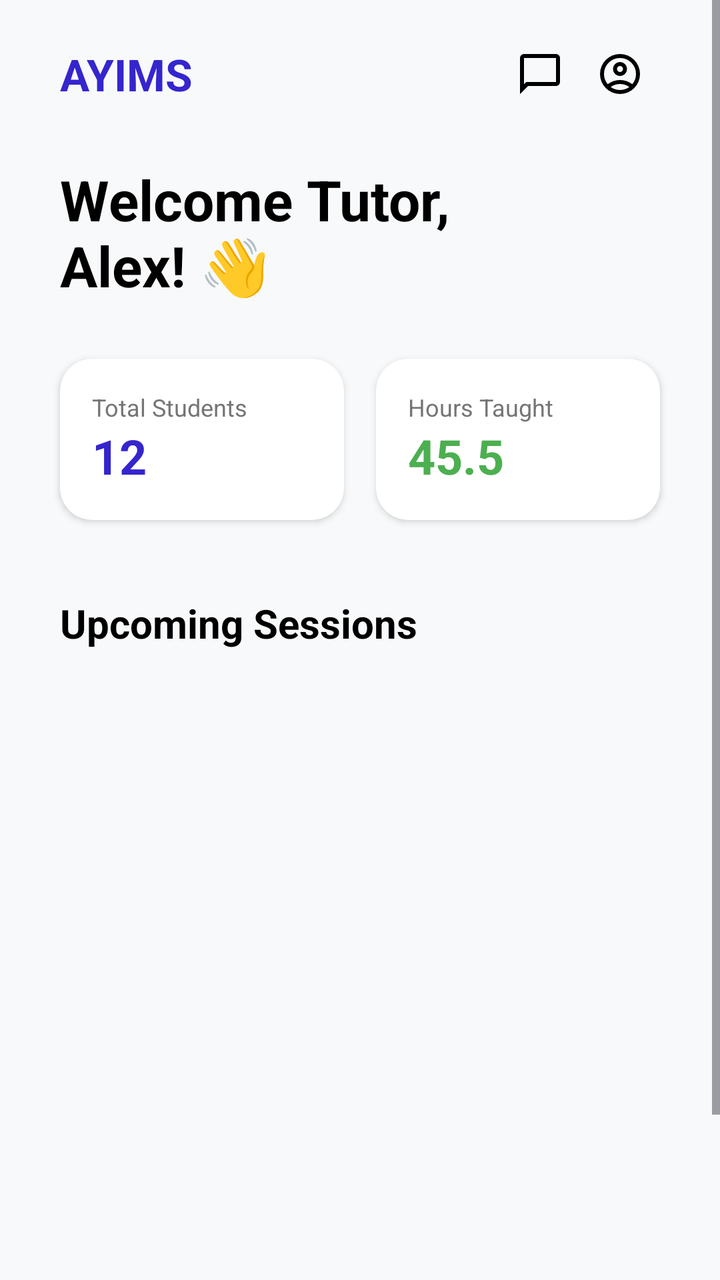
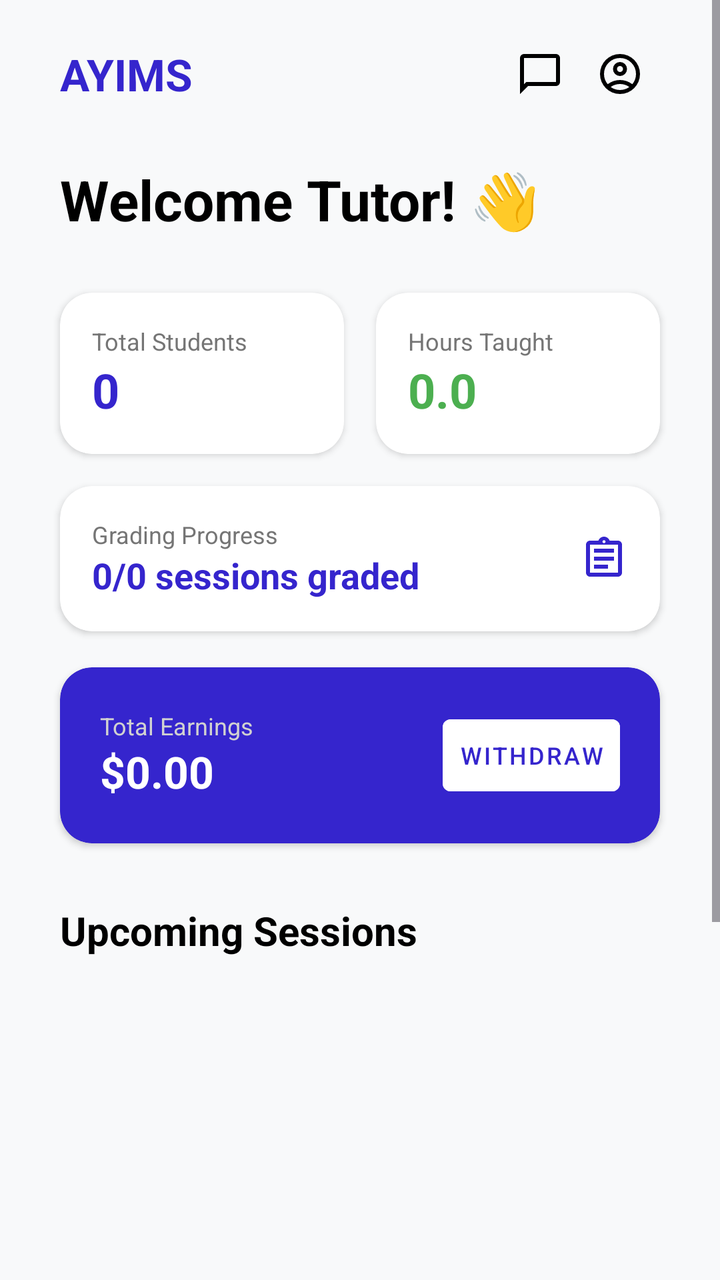

The first picture is an Android layout as it rendered before a commit; the second is the same layout after the commit. The layout source and the unified diff follow.
<!-- AndroidManifest.xml: application theme Theme.MyTutor -->
<!-- res/layout/fragment_tutor_home.xml -->
<?xml version="1.0" encoding="utf-8"?>
<ScrollView xmlns:android="http://schemas.android.com/apk/res/android"
    xmlns:tools="http://schemas.android.com/tools"
    android:layout_width="match_parent"
    android:layout_height="match_parent"
    xmlns:app="http://schemas.android.com/apk/res-auto"
    android:background="#F8F9FA"
    tools:context=".TutorHomeFragment">

    <LinearLayout
        android:layout_width="match_parent"
        android:layout_height="wrap_content"
        android:orientation="vertical">

        
        <LinearLayout
            android:layout_width="match_parent"
            android:layout_height="wrap_content"
            android:layout_marginTop="17dp"
            android:layout_marginHorizontal="30dp"
            android:gravity="center_vertical"
            android:orientation="horizontal">
            <TextView
                android:layout_width="0dp"
                android:layout_weight="1"
                android:layout_height="wrap_content"
                android:textColor="@color/btn"
                android:text="AYIMS"
                android:textStyle="bold"
                android:textSize="22sp"/>

            <TextView
                android:id="@+id/chatIcon"
                android:layout_width="wrap_content"
                android:layout_height="wrap_content"
                android:padding="8dp"
                app:drawableStartCompat="@drawable/outline_chat_bubble_24"
                app:drawableTint="@color/black"/>

            <TextView
                android:id="@+id/profileIcon"
                android:layout_width="wrap_content"
                android:layout_height="wrap_content"
                android:padding="8dp"
                android:clickable="true"
                android:focusable="true"
                app:drawableStartCompat="@drawable/outline_account_circle_24"
                app:drawableTint="@color/black"/>
        </LinearLayout>

        <TextView
            android:id="@+id/welcomeText"
            android:layout_width="wrap_content"
            android:layout_height="wrap_content"
            android:textSize="28sp"
            android:textStyle="bold"
            android:layout_marginTop="24dp"
            android:layout_marginStart="30dp"
            android:textColor="@color/black"
            android:text="Welcome Tutor, \nAlex! 👋"/>

        
        <GridLayout
            android:layout_width="match_parent"
            android:layout_height="wrap_content"
            android:columnCount="2"
            android:rowCount="1"
            android:layout_marginTop="20dp"
            android:layout_marginHorizontal="22dp">

            <androidx.cardview.widget.CardView
                android:layout_width="0dp"
                android:layout_height="wrap_content"
                android:layout_columnWeight="1"
                android:layout_margin="8dp"
                app:cardCornerRadius="16dp"
                app:cardElevation="2dp">
                <LinearLayout
                    android:layout_width="match_parent"
                    android:layout_height="wrap_content"
                    android:orientation="vertical"
                    android:padding="16dp">
                    <TextView
                        android:layout_width="wrap_content"
                        android:layout_height="wrap_content"
                        android:text="Total Students"
                        android:textSize="12sp"
                        android:textColor="#757575"/>
                    <TextView
                        android:id="@+id/totalStudentsCount"
                        android:layout_width="wrap_content"
                        android:layout_height="wrap_content"
                        android:text="12"
                        android:textSize="24sp"
                        android:textStyle="bold"
                        android:textColor="@color/btn"/>
                </LinearLayout>
            </androidx.cardview.widget.CardView>

            <androidx.cardview.widget.CardView
                android:layout_width="0dp"
                android:layout_height="wrap_content"
                android:layout_columnWeight="1"
                android:layout_margin="8dp"
                app:cardCornerRadius="16dp"
                app:cardElevation="2dp">
                <LinearLayout
                    android:layout_width="match_parent"
                    android:layout_height="wrap_content"
                    android:orientation="vertical"
                    android:padding="16dp">
                    <TextView
                        android:layout_width="wrap_content"
                        android:layout_height="wrap_content"
                        android:text="Hours Taught"
                        android:textSize="12sp"
                        android:textColor="#757575"/>
                    <TextView
                        android:id="@+id/hoursTaughtCount"
                        android:layout_width="wrap_content"
                        android:layout_height="wrap_content"
                        android:text="45.5"
                        android:textSize="24sp"
                        android:textStyle="bold"
                        android:textColor="#4CAF50"/>
                </LinearLayout>
            </androidx.cardview.widget.CardView>

        </GridLayout>














































        <TextView
            android:layout_width="wrap_content"
            android:layout_height="wrap_content"
            android:text="Upcoming Sessions"
            android:textSize="20sp"
            android:textStyle="bold"
            android:layout_marginTop="30dp"
            android:layout_marginStart="30dp"
            android:textColor="@color/black"/>

        <ListView
            android:id="@+id/tutorSessionListView"
            android:layout_width="match_parent"
            android:layout_height="400dp"
            android:layout_marginHorizontal="22dp"
            android:layout_marginTop="10dp"
            android:divider="@null"
            android:dividerHeight="0dp"
            tools:listitem="@layout/sessioninfor"/>
    </LinearLayout>

</ScrollView>
<!-- res/layout/sessioninfor.xml (included above) -->
<?xml version="1.0" encoding="utf-8"?>
<androidx.cardview.widget.CardView
    xmlns:android="http://schemas.android.com/apk/res/android"
    xmlns:app="http://schemas.android.com/apk/res-auto"
    android:layout_width="match_parent"
    android:layout_height="wrap_content"
    android:layout_marginHorizontal="8dp"
    android:layout_marginVertical="6dp"
    app:cardCornerRadius="16dp"
    app:cardElevation="4dp"
    app:cardBackgroundColor="@color/white">

    <LinearLayout
        android:layout_width="match_parent"
        android:layout_height="wrap_content"
        android:orientation="horizontal"
        android:padding="16dp"
        android:gravity="center_vertical">

        
        <androidx.cardview.widget.CardView
            android:layout_width="56dp"
            android:layout_height="56dp"
            app:cardCornerRadius="12dp"
            app:cardElevation="0dp"
            app:cardBackgroundColor="#F0EFFF">

            <ImageView
                android:layout_width="28dp"
                android:layout_height="28dp"
                android:layout_gravity="center"
                app:srcCompat="@drawable/outline_aspect_ratio_24"
                app:tint="@color/btn" />
        </androidx.cardview.widget.CardView>

        <LinearLayout
            android:layout_width="0dp"
            android:layout_height="wrap_content"
            android:layout_weight="1"
            android:layout_marginStart="16dp"
            android:orientation="vertical">

            <TextView
                android:id="@+id/subject"
                android:layout_width="wrap_content"
                android:layout_height="wrap_content"
                android:textSize="12sp"
                android:textStyle="bold"
                android:textColor="@color/btn"
                android:textAllCaps="true"
                android:letterSpacing="0.05"
                android:text="Mathematics" />

            <TextView
                android:id="@+id/topic"
                android:layout_width="wrap_content"
                android:layout_height="wrap_content"
                android:textSize="18sp"
                android:textStyle="bold"
                android:textColor="@color/black"
                android:layout_marginTop="2dp"
                android:text="Tutor Name" />

            <TextView
                android:id="@+id/Classdate"
                android:layout_width="wrap_content"
                android:layout_height="wrap_content"
                android:textSize="13sp"
                android:textColor="#757575"
                android:layout_marginTop="4dp"
                android:text="Scheduled Date"
                android:drawablePadding="6dp"/>
        </LinearLayout>

        
        <ImageView
            android:layout_width="16dp"
            android:layout_height="16dp"
            android:alpha="0.2"
            app:srcCompat="@drawable/left_arrow_svgrepo_com"
            android:rotation="180" />

    </LinearLayout>
</androidx.cardview.widget.CardView>
<!-- resources referenced by this layout -->
<resources>
  <color name="black">#FF000000</color>
  <color name="btn">#3525CD</color>
  <color name="white">#FFFFFFFF</color>
  <!-- drawable left_arrow_svgrepo_com (drawable) -->
  <vector xmlns:android="http://schemas.android.com/apk/res/android"
      android:width="800dp"
      android:height="800dp"
      android:viewportWidth="24"
      android:viewportHeight="24">
    <path
        android:pathData="M21,11H5.41l1.3,-1.29A1,1 0,0 0,5.29 8.29l-3,3a1,1 0,0 0,0 1.42l3,3a1,1 0,0 0,1.42 0,1 1,0 0,0 0,-1.42L5.41,13H21a1,1 0,0 0,0 -2Z"
        android:fillColor="#000000"/>
  </vector>
  <!-- drawable outline_aspect_ratio_24 (drawable) -->
  <vector xmlns:android="http://schemas.android.com/apk/res/android" android:height="24dp" android:tint="#000000" android:viewportHeight="24" android:viewportWidth="24" android:width="24dp">
        
      <path android:fillColor="@android:color/white" android:pathData="M19,12h-2v3h-3v2h5v-5zM7,9h3L10,7L5,7v5h2L7,9zM21,3L3,3c-1.1,0 -2,0.9 -2,2v14c0,1.1 0.9,2 2,2h18c1.1,0 2,-0.9 2,-2L23,5c0,-1.1 -0.9,-2 -2,-2zM21,19.01L3,19.01L3,4.99h18v14.02z"/>
      
  </vector>
  <!-- drawable outline_chat_bubble_24 (drawable) -->
  <vector xmlns:android="http://schemas.android.com/apk/res/android" android:height="24dp" android:tint="#000000" android:viewportHeight="960" android:viewportWidth="960" android:width="24dp">
        
      <path android:fillColor="@android:color/white" android:pathData="M80,880L80,160Q80,127 103.5,103.5Q127,80 160,80L800,80Q833,80 856.5,103.5Q880,127 880,160L880,640Q880,673 856.5,696.5Q833,720 800,720L240,720L80,880ZM206,640L800,640Q800,640 800,640Q800,640 800,640L800,160Q800,160 800,160Q800,160 800,160L160,160Q160,160 160,160Q160,160 160,160L160,685L206,640ZM160,640L160,640L160,160Q160,160 160,160Q160,160 160,160L160,160Q160,160 160,160Q160,160 160,160L160,640Q160,640 160,640Q160,640 160,640Z"/>
      
  </vector>
  <style name="Theme.MyTutor" parent="Base.Theme.MyTutor" />
  <style name="Base.Theme.MyTutor" parent="Theme.Material3.DayNight.NoActionBar">
          
          
      </style>
  <!-- unchanged entries left out for length: 1 -->
</resources>

<!-- the commit's change to res/layout/fragment_tutor_home.xml (unified diff, before → after) -->
@@ -57,14 +57,13 @@
             android:layout_marginTop="24dp"
             android:layout_marginStart="30dp"
             android:textColor="@color/black"
-            android:text="Welcome Tutor, \nAlex! 👋"/>
+            android:text="Welcome Tutor! 👋"/>
 
         
         <GridLayout
             android:layout_width="match_parent"
             android:layout_height="wrap_content"
             android:columnCount="2"
-            android:rowCount="1"
             android:layout_marginTop="20dp"
             android:layout_marginHorizontal="22dp">
 
@@ -90,7 +89,7 @@
                         android:id="@+id/totalStudentsCount"
                         android:layout_width="wrap_content"
                         android:layout_height="wrap_content"
-                        android:text="12"
+                        android:text="0"
                         android:textSize="24sp"
                         android:textStyle="bold"
                         android:textColor="@color/btn"/>
@@ -119,59 +118,100 @@
                         android:id="@+id/hoursTaughtCount"
                         android:layout_width="wrap_content"
                         android:layout_height="wrap_content"
-                        android:text="45.5"
+                        android:text="0.0"
                         android:textSize="24sp"
                         android:textStyle="bold"
                         android:textColor="#4CAF50"/>
                 </LinearLayout>
             </androidx.cardview.widget.CardView>
 
+            <androidx.cardview.widget.CardView
+                android:layout_width="match_parent"
+                android:layout_height="wrap_content"
+                android:layout_columnSpan="2"
+                android:layout_margin="8dp"
+                app:cardCornerRadius="16dp"
+                app:cardElevation="2dp">
+                <LinearLayout
+                    android:layout_width="match_parent"
+                    android:layout_height="wrap_content"
+                    android:orientation="horizontal"
+                    android:padding="16dp"
+                    android:gravity="center_vertical">
+                    <LinearLayout
+                        android:layout_width="0dp"
+                        android:layout_weight="1"
+                        android:layout_height="wrap_content"
+                        android:orientation="vertical">
+                        <TextView
+                            android:layout_width="wrap_content"
+                            android:layout_height="wrap_content"
+                            android:text="Grading Progress"
+                            android:textSize="12sp"
+                            android:textColor="#757575"/>
+                        <TextView
+                            android:id="@+id/gradedSessionsCount"
+                            android:layout_width="wrap_content"
+                            android:layout_height="wrap_content"
+                            android:text="0/0 sessions graded"
+                            android:textSize="18sp"
+                            android:textStyle="bold"
+                            android:textColor="@color/btn"/>
+                    </LinearLayout>
+                    <ImageView
+                        android:layout_width="24dp"
+                        android:layout_height="24dp"
+                        android:src="@drawable/outline_assignment_24"
+                        app:tint="@color/btn"/>
+                </LinearLayout>
+            </androidx.cardview.widget.CardView>
+
         </GridLayout>
 
-
-
-
-
-
-
-
-
-
-
-
-
-
-
-
-
-
-
-
-
-
-
-
-
-
-
-
-
-
-
-
-
-
-
-
-
-
-
-
-
-
-
-
-
+        <androidx.cardview.widget.CardView
+            android:layout_width="match_parent"
+            android:layout_height="wrap_content"
+            android:layout_marginHorizontal="30dp"
+            android:layout_marginTop="10dp"
+            app:cardCornerRadius="16dp"
+            app:cardElevation="2dp"
+            app:cardBackgroundColor="@color/btn">
+            <LinearLayout
+                android:layout_width="match_parent"
+                android:layout_height="wrap_content"
+                android:orientation="horizontal"
+                android:padding="20dp"
+                android:gravity="center_vertical">
+                <LinearLayout
+                    android:layout_width="0dp"
+                    android:layout_weight="1"
+                    android:layout_height="wrap_content"
+                    android:orientation="vertical">
+                    <TextView
+                        android:layout_width="wrap_content"
+                        android:layout_height="wrap_content"
+                        android:text="Total Earnings"
+                        android:textColor="#D1D1D1"
+                        android:textSize="12sp"/>
+                    <TextView
+                        android:id="@+id/earningsAmount"
+                        android:layout_width="wrap_content"
+                        android:layout_height="wrap_content"
+                        android:text="$0.00"
+                        android:textColor="@color/white"
+                        android:textSize="22sp"
+                        android:textStyle="bold"/>
+                </LinearLayout>
+                <Button
+                    android:layout_width="wrap_content"
+                    android:layout_height="wrap_content"
+                    android:text="Withdraw"
+                    android:textSize="12sp"
+                    android:backgroundTint="@color/white"
+                    android:textColor="@color/btn"
+                    style="@style/Widget.MaterialComponents.Button.TextButton"/>
+            </LinearLayout>
+        </androidx.cardview.widget.CardView>
 
         <TextView
             android:layout_width="wrap_content"
@@ -257,7 +297,7 @@
                 android:textStyle="bold"
                 android:textColor="@color/black"
                 android:layout_marginTop="2dp"
-                android:text="Tutor Name" />
+                android:text="Tutor/Student Name" />
 
             <TextView
                 android:id="@+id/Classdate"
@@ -266,8 +306,36 @@
                 android:textSize="13sp"
                 android:textColor="#757575"
                 android:layout_marginTop="4dp"
-                android:text="Scheduled Date"
-                android:drawablePadding="6dp"/>
+                android:text="Scheduled Date" />
+        </LinearLayout>
+
+        
+        <LinearLayout
+            android:layout_width="wrap_content"
+            android:layout_height="wrap_content"
+            android:orientation="vertical"
+            android:gravity="end">
+
+            <TextView
+                android:id="@+id/attendanceValue"
+                android:layout_width="wrap_content"
+                android:layout_height="wrap_content"
+                android:textSize="11sp"
+                android:textStyle="bold"
+                android:textColor="#FF9800"
+                android:text="PRESENT"
+                android:visibility="gone"/>
+
+            <TextView
+                android:id="@+id/gradeValue"
+                android:layout_width="wrap_content"
+                android:layout_height="wrap_content"
+                android:textSize="16sp"
+                android:textStyle="bold"
+                android:textColor="#4CAF50"
+                android:text="A+"
+                android:layout_marginTop="2dp"
+                android:visibility="gone"/>
         </LinearLayout>
 
         
@@ -275,6 +343,7 @@
             android:layout_width="16dp"
             android:layout_height="16dp"
             android:alpha="0.2"
+            android:layout_marginStart="8dp"
             app:srcCompat="@drawable/left_arrow_svgrepo_com"
             android:rotation="180" />
 
<!-- resource entries referenced after the edit -->
@@ -19,6 +19,12 @@
       <path android:fillColor="@android:color/white" android:pathData="M19,12h-2v3h-3v2h5v-5zM7,9h3L10,7L5,7v5h2L7,9zM21,3L3,3c-1.1,0 -2,0.9 -2,2v14c0,1.1 0.9,2 2,2h18c1.1,0 2,-0.9 2,-2L23,5c0,-1.1 -0.9,-2 -2,-2zM21,19.01L3,19.01L3,4.99h18v14.02z"/>
       
   </vector>
+  <!-- drawable outline_assignment_24 (drawable) -->
+  <vector xmlns:android="http://schemas.android.com/apk/res/android" android:autoMirrored="true" android:height="24dp" android:tint="#000000" android:viewportHeight="24" android:viewportWidth="24" android:width="24dp">
+        
+      <path android:fillColor="@android:color/white" android:pathData="M7,15h7v2L7,17zM7,11h10v2L7,13zM7,7h10v2L7,9zM19,3h-4.18C14.4,1.84 13.3,1 12,1c-1.3,0 -2.4,0.84 -2.82,2L5,3c-0.14,0 -0.27,0.01 -0.4,0.04 -0.39,0.08 -0.74,0.28 -1.01,0.55 -0.18,0.18 -0.33,0.4 -0.43,0.64 -0.1,0.23 -0.16,0.49 -0.16,0.77v14c0,0.27 0.06,0.54 0.16,0.78s0.25,0.45 0.43,0.64c0.27,0.27 0.62,0.47 1.01,0.55 0.13,0.02 0.26,0.03 0.4,0.03h14c1.1,0 2,-0.9 2,-2L21,5c0,-1.1 -0.9,-2 -2,-2zM12,2.75c0.41,0 0.75,0.34 0.75,0.75s-0.34,0.75 -0.75,0.75 -0.75,-0.34 -0.75,-0.75 0.34,-0.75 0.75,-0.75zM19,19L5,19L5,5h14v14z"/>
+      
+  </vector>
   <!-- drawable outline_chat_bubble_24 (drawable) -->
   <vector xmlns:android="http://schemas.android.com/apk/res/android" android:height="24dp" android:tint="#000000" android:viewportHeight="960" android:viewportWidth="960" android:width="24dp">
         
